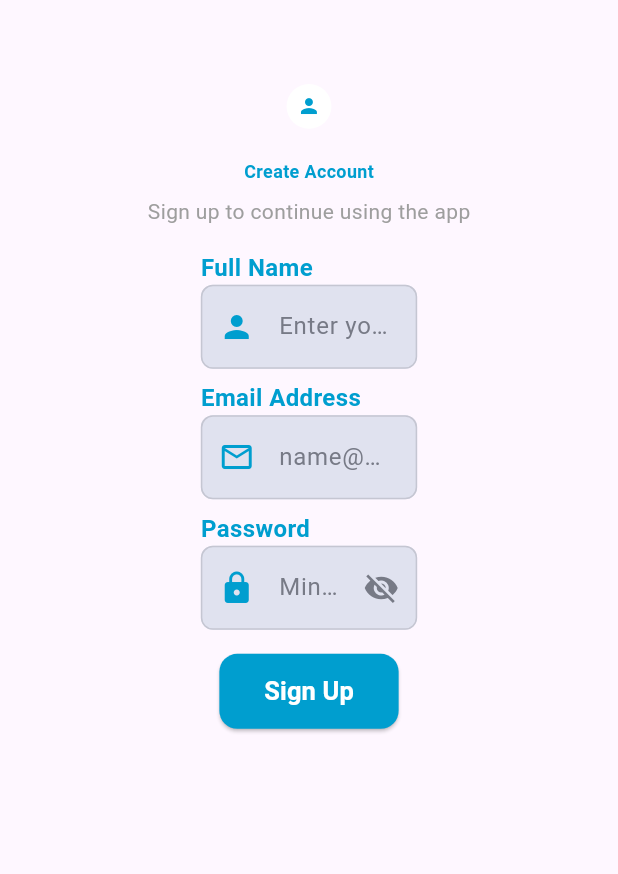
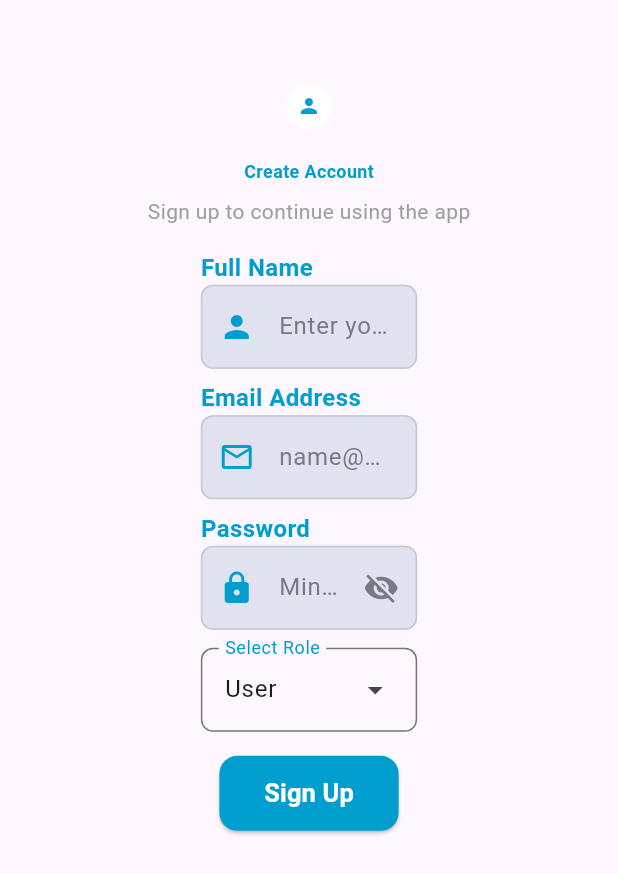
Before and after one commit to NadyAlwazah/flutter-task07-real-estate-app-beg, a Flutter app: the screen it shows after launch, on a phone screen of 412 x 824 dp. Shown: the top 874 px of the screen. Run offline on Flutter 3.47's test engine with Material 3 defaults, Android fonts, the phone set to English and light mode, and no system bars; our stand-ins replace flutter_screenutil.

Commit message:
feat(auth): add RoleDropdown widget and integrate it into SignupViewBody

```diff
--- /dev/null
+++ b/lib/features/auth/presentation/views/widgets/role_dropdown.dart
@@ -0,0 +1,34 @@
+import 'package:flutter/material.dart';
+import 'package:flutter_screenutil/flutter_screenutil.dart';
+import 'package:flutter_task07_real_estate_app_beg/core/theme/app_colors.dart';
+
+class RoleDropdown extends StatelessWidget {
+  final String selectedRole;
+  final Function(String?) onChanged;
+
+  const RoleDropdown({
+    super.key,
+    required this.selectedRole,
+    required this.onChanged,
+  });
+
+  @override
+  Widget build(BuildContext context) {
+    return DropdownMenu<String>(
+      width: 0.35.sw,
+      initialSelection: selectedRole,
+      label: const Text(
+        "Select Role",
+        style: TextStyle(color: AppColors.primary),
+      ),
+      onSelected: onChanged,
+      inputDecorationTheme: InputDecorationTheme(
+        border: OutlineInputBorder(borderRadius: BorderRadius.circular(8)),
+      ),
+      dropdownMenuEntries: const [
+        DropdownMenuEntry(value: "users", label: "User"),
+        DropdownMenuEntry(value: "admins", label: "Admin"),
+      ],
+    );
+  }
+}
--- a/lib/features/auth/presentation/views/widgets/signup_view_body.dart
+++ b/lib/features/auth/presentation/views/widgets/signup_view_body.dart
@@ -2,6 +2,7 @@ import 'package:flutter/material.dart';
 import 'package:flutter_task07_real_estate_app_beg/core/widgets/custom_button.dart';
 
 import 'package:flutter_task07_real_estate_app_beg/features/auth/presentation/views/widgets/auth_header.dart';
+import 'package:flutter_task07_real_estate_app_beg/features/auth/presentation/views/widgets/role_dropdown.dart';
 import 'package:flutter_task07_real_estate_app_beg/features/auth/presentation/views/widgets/signup_avatar.dart';
 import 'package:flutter_task07_real_estate_app_beg/features/auth/presentation/views/widgets/signup_form_fields.dart';
 
@@ -26,6 +27,8 @@ class _SignupViewBodyState extends State<SignupViewBody> {
     emailController.dispose();
     passwordController.dispose();
   }
+
+  String selectedRole = "users";
 
   @override
   Widget build(BuildContext context) {
@@ -54,6 +57,17 @@ class _SignupViewBodyState extends State<SignupViewBody> {
                   passwordController: passwordController,
                 ),
 
+                const SizedBox(height: 12),
+
+                RoleDropdown(
+                  selectedRole: selectedRole,
+                  onChanged: (value) {
+                    setState(() {
+                      selectedRole = value!;
+                    });
+                  },
+                ),
+
                 const SizedBox(height: 16),
                 CustomButton(
                   text: "Sign Up",
```
